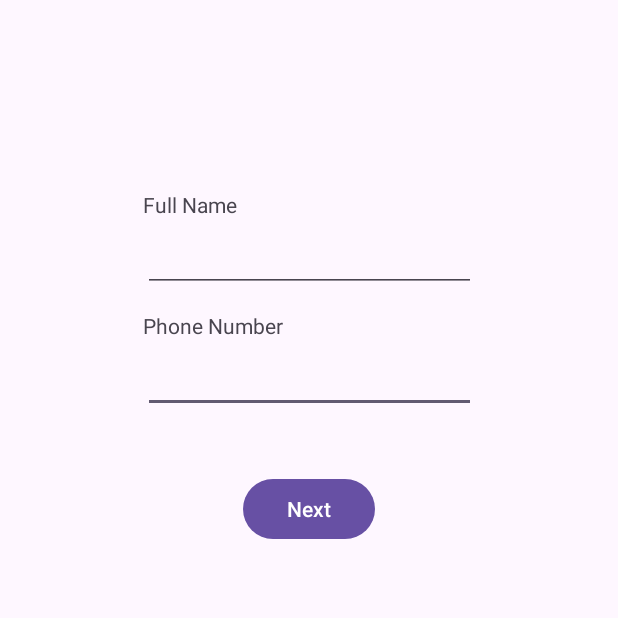
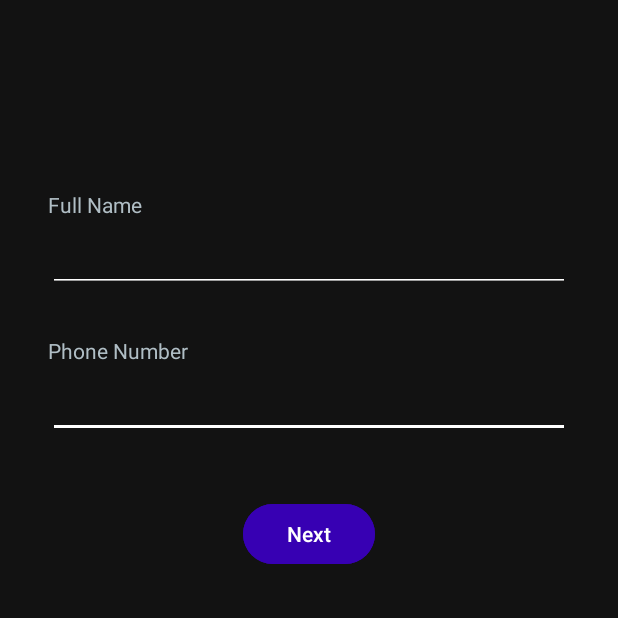
Before and after one commit to Gor397/TransformingParking, an Android app: the screen it shows after launch (SignInActivity), on a phone screen of 412 x 824 dp, the top half of it. Run offline under Robolectric (Android 15) with nearby library versions, the phone set to English and light mode, and no system bars; our stand-ins replace Firebase (no records; nobody signed in at launch, a user with empty details on screens opened directly).

Commit message:
improved activities and layouts

```diff
--- a/app/src/main/java/com/example/transformingparking/MapActivity.java
+++ b/app/src/main/java/com/example/transformingparking/MapActivity.java
@@ -1,8 +1,10 @@
 package com.example.transformingparking;
 
+import android.content.ActivityNotFoundException;
 import android.content.Intent;
 import android.content.res.Configuration;
 import android.os.Bundle;
+import android.util.Log;
 import android.view.View;
 import android.widget.Button;
 import android.widget.Toast;
@@ -25,6 +27,7 @@ public class MapActivity extends AppCompatActivity {
 
     private ActivityMapBinding binding;
     private FirebaseAuth auth = FirebaseAuth.getInstance();
+    private Button testBtn;
 
     @Override
     protected void onCreate(Bundle savedInstanceState) {
@@ -40,6 +43,8 @@ public class MapActivity extends AppCompatActivity {
         NavController navController = Navigation.findNavController(this, R.id.nav_host_fragment_activity_map);
 //        NavigationUI.setupActionBarWithNavController(this, navController, appBarConfiguration);
         NavigationUI.setupWithNavController(binding.navView, navController);
+
+        testBtn = findViewById(R.id.test_pay_btn);
     }
 
     @Override
--- a/app/src/main/java/com/example/transformingparking/SignInActivity.java
+++ b/app/src/main/java/com/example/transformingparking/SignInActivity.java
@@ -1,39 +1,41 @@
 package com.example.transformingparking;
 
+import android.annotation.SuppressLint;
+import android.app.ProgressDialog;
 import android.content.Intent;
 import android.os.Bundle;
-import android.util.Log;
 import android.view.View;
 import android.widget.Button;
 import android.widget.EditText;
+import android.widget.ProgressBar;
+import android.widget.TextView;
 import android.widget.Toast;
 
 import androidx.annotation.NonNull;
 import androidx.appcompat.app.AppCompatActivity;
 
 import com.google.android.gms.tasks.OnCompleteListener;
-import com.google.android.gms.tasks.OnFailureListener;
 import com.google.android.gms.tasks.Task;
 import com.google.firebase.FirebaseException;
 import com.google.firebase.auth.FirebaseAuth;
-import com.google.firebase.auth.FirebaseAuthInvalidCredentialsException;
 import com.google.firebase.auth.FirebaseUser;
 import com.google.firebase.auth.PhoneAuthCredential;
 import com.google.firebase.auth.PhoneAuthProvider;
-import com.google.firebase.firestore.CollectionReference;
 import com.google.firebase.firestore.DocumentReference;
 import com.google.firebase.firestore.FirebaseFirestore;
 
 import java.util.HashMap;
 import java.util.Map;
-import java.util.Objects;
 import java.util.concurrent.TimeUnit;
 
 public class SignInActivity extends AppCompatActivity {
 
     private EditText phoneNumberEditText;
     private EditText fullNameEditText;
+    private TextView name_err_message;
+    private TextView phone_err_message;
     private Button signInButton;
+    private ProgressDialog progressDialog;
 
     private FirebaseAuth mAuth;
     private FirebaseFirestore db = FirebaseFirestore.getInstance();
@@ -44,9 +46,12 @@ public class SignInActivity extends AppCompatActivity {
         super.onCreate(savedInstanceState);
         setContentView(R.layout.activity_sign_in);
 
-        fullNameEditText = findViewById(R.id.editTextTextName);
-        phoneNumberEditText = findViewById(R.id.editTextPhone);
+        fullNameEditText = findViewById(R.id.editTextFullName);
+        phoneNumberEditText = findViewById(R.id.editTextPhoneNumber);
         signInButton = findViewById(R.id.button);
+        progressDialog = new ProgressDialog(SignInActivity.this);
+        name_err_message = findViewById(R.id.name_err_message);
+        phone_err_message = findViewById(R.id.phone_err_message);
 
         mAuth = FirebaseAuth.getInstance();
 
@@ -54,13 +59,29 @@ public class SignInActivity extends AppCompatActivity {
             @Override
             public void onClick(View view) {
                 String phoneNumber = phoneNumberEditText.getText().toString().trim();
-                if (!phoneNumber.isEmpty()) {
+                if (!phoneNumber.isEmpty() && checkUserName()) {
+                    progressDialog.setMessage("Loading...");
+                    progressDialog.setCancelable(false);
+                    progressDialog.show();
                     sendVerificationCode(phoneNumber);
                 } else {
                     Toast.makeText(SignInActivity.this, "Please enter a phone number", Toast.LENGTH_SHORT).show();
                 }
             }
         });
+    }
+
+    private boolean checkUserName() {
+        name_err_message.clearComposingText();
+        String name = fullNameEditText.getText().toString();
+        for (int i = 0; i < name.length(); i++) {
+            char ch = name.charAt(i);
+            if (!Character.isLetter(ch)) {
+                name_err_message.setText(R.string.this_field_should_contain_only_letters);
+                return false;
+            }
+        }
+        return true;
     }
 
     private void sendVerificationCode(String phoneNumber) {
@@ -77,6 +98,7 @@ public class SignInActivity extends AppCompatActivity {
 
                     @Override
                     public void onVerificationFailed(@NonNull FirebaseException e) {
+                        progressDialog.cancel();
                         Toast.makeText(SignInActivity.this, "Verification Failed: " + e.getMessage(), Toast.LENGTH_SHORT).show();
                     }
 
--- a/app/src/main/java/com/example/transformingparking/ui/home/HomeFragment.java
+++ b/app/src/main/java/com/example/transformingparking/ui/home/HomeFragment.java
@@ -168,10 +168,10 @@ public class HomeFragment extends Fragment implements OnMapReadyCallback, Google
                                 case MODIFIED:
                                     DocumentSnapshot addedDoc = snapshot.getDocument();
                                     String id = addedDoc.getId();
-                                    String status = addedDoc.get("status").toString();
+                                    int status = Integer.parseInt(String.valueOf(addedDoc.get("status")));
                                     Log.d(TAG, "onEvent: " + status);
 
-                                    if (status.equals(Integer.toString(constants.FREE))) {
+                                    if (status == constants.FREE) {
                                         Map<String, Double> latlng = (Map<String, Double>) addedDoc.get("latlng");
                                         assert latlng != null;
                                         Double latitude = latlng.get("latitude");
--- a/app/src/main/java/com/example/transformingparking/ui/myProfile/ParkingAdapter.java
+++ b/app/src/main/java/com/example/transformingparking/ui/myProfile/ParkingAdapter.java
@@ -19,6 +19,7 @@ import com.google.android.gms.tasks.OnSuccessListener;
 import com.google.firebase.storage.FirebaseStorage;
 import com.google.firebase.storage.StorageReference;
 
+import java.text.MessageFormat;
 import java.util.List;
 import java.util.Map;
 import java.util.Objects;
@@ -76,11 +77,10 @@ public class ParkingAdapter extends RecyclerView.Adapter<ParkingAdapter.ViewHold
     }
 
     // Replace the contents of a view (invoked by the layout manager)
-    @SuppressLint("SetTextI18n")
     @Override
     public void onBindViewHolder(ViewHolder viewHolder, final int position) {
         viewHolder.getTextView()
-                .setText(Objects.requireNonNull(localDataSet.get(position).get("price")).toString() + " dram per hour");
+                .setText(MessageFormat.format("{0}{1}", Objects.requireNonNull(localDataSet.get(position).get("price")).toString(), R.string.dram_per_hour));
         viewHolder.getDescriptionTextView().setText(Objects.requireNonNull(localDataSet.get(position).get("additional_info")).toString());
         StorageReference imageRef = storageReference.child("parking_pics").child((String) Objects.requireNonNull(localDataSet.get(position).get("id")));
 
--- /dev/null
+++ b/app/src/main/res/drawable/searchview_background.xml
@@ -0,0 +1,6 @@
+<?xml version="1.0" encoding="utf-8"?>
+<shape xmlns:android="http://schemas.android.com/apk/res/android">
+    <solid android:color="#FFFFFF"/> <!-- White background for the search box -->
+    <stroke android:width="2dp" android:color="#4CAF50"/> <!-- Green border color -->
+    <corners android:radius="8dp"/> <!-- Circular corners -->
+</shape>
--- a/app/src/main/res/layout/activity_sign_in.xml
+++ b/app/src/main/res/layout/activity_sign_in.xml
@@ -4,6 +4,7 @@
     xmlns:tools="http://schemas.android.com/tools"
     android:layout_width="match_parent"
     android:layout_height="match_parent"
+    android:background="#121212"
     tools:context=".SignInActivity">
 
     <Button
@@ -11,21 +12,63 @@
         android:layout_width="wrap_content"
         android:layout_height="wrap_content"
         android:layout_marginTop="40dp"
+        android:backgroundTint="#3700B3"
         android:text="Next"
+        android:textColor="#FFFFFF"
         app:layout_constraintEnd_toEndOf="parent"
         app:layout_constraintStart_toStartOf="parent"
-        app:layout_constraintTop_toBottomOf="@+id/editTextPhone" />
+        app:layout_constraintTop_toBottomOf="@+id/editTextPhoneNumber" />
 
     <EditText
-        android:id="@+id/editTextPhone"
-        android:layout_width="222dp"
+        android:id="@+id/editTextPhoneNumber"
+        android:layout_width="0dp"
         android:layout_height="wrap_content"
-        android:layout_marginTop="35dp"
+        android:layout_marginStart="32dp"
+        android:layout_marginTop="52dp"
+        android:layout_marginEnd="32dp"
+        android:backgroundTint="#FFFFFF"
         android:ems="10"
         android:inputType="phone"
+        android:textColor="#FFFFFF"
+        app:layout_constraintEnd_toEndOf="parent"
+        app:layout_constraintHorizontal_bias="0.0"
+        app:layout_constraintStart_toStartOf="parent"
+        app:layout_constraintTop_toBottomOf="@+id/editTextFullName" />
+
+    <TextView
+        android:id="@+id/textView7"
+        android:layout_width="wrap_content"
+        android:layout_height="wrap_content"
+        android:layout_marginBottom="3dp"
+        android:text="Phone Number"
+        android:textColor="#B0BEC5"
+        app:layout_constraintBottom_toTopOf="@+id/editTextPhoneNumber"
+        app:layout_constraintStart_toStartOf="@+id/editTextPhoneNumber" />
+
+    <EditText
+        android:id="@+id/editTextFullName"
+        android:layout_width="0dp"
+        android:layout_height="wrap_content"
+        android:layout_marginStart="32dp"
+        android:layout_marginTop="30dp"
+        android:layout_marginEnd="32dp"
+        android:backgroundTint="#FFFFFF"
+        android:ems="10"
+        android:inputType="text"
+        android:textColor="#FFFFFF"
         app:layout_constraintEnd_toEndOf="parent"
         app:layout_constraintStart_toStartOf="parent"
-        app:layout_constraintTop_toBottomOf="@+id/editTextTextName" />
+        app:layout_constraintTop_toBottomOf="@+id/textView2" />
+
+    <TextView
+        android:id="@+id/textView6"
+        android:layout_width="wrap_content"
+        android:layout_height="wrap_content"
+        android:layout_marginBottom="3dp"
+        android:text="Full Name"
+        android:textColor="#B0BEC5"
+        app:layout_constraintBottom_toTopOf="@+id/editTextFullName"
+        app:layout_constraintStart_toStartOf="@+id/editTextFullName" />
 
     <TextView
         android:id="@+id/textView2"
@@ -37,31 +80,22 @@
         app:layout_constraintStart_toStartOf="parent"
         app:layout_constraintTop_toTopOf="parent" />
 
-    <EditText
-        android:id="@+id/editTextTextName"
-        android:layout_width="222dp"
+    <TextView
+        android:id="@+id/name_err_message"
+        android:layout_width="wrap_content"
         android:layout_height="wrap_content"
-        android:layout_marginTop="30dp"
-        android:ems="10"
-        android:inputType="text"
-        app:layout_constraintStart_toStartOf="@+id/editTextPhone"
-        app:layout_constraintTop_toBottomOf="@+id/textView2" />
+        android:layout_marginTop="5dp"
+        android:textColor="@color/quantum_googred"
+        app:layout_constraintStart_toStartOf="@+id/editTextFullName"
+        app:layout_constraintTop_toBottomOf="@+id/editTextFullName" />
 
     <TextView
-        android:id="@+id/textView6"
+        android:id="@+id/phone_err_message"
         android:layout_width="wrap_content"
         android:layout_height="wrap_content"
-        android:layout_marginBottom="3dp"
-        android:text="Full Name"
-        app:layout_constraintBottom_toTopOf="@+id/editTextTextName"
-        app:layout_constraintStart_toStartOf="@+id/editTextTextName" />
+        android:layout_marginTop="5dp"
+        android:textColor="@color/quantum_googred"
+        app:layout_constraintStart_toStartOf="@+id/editTextPhoneNumber"
+        app:layout_constraintTop_toBottomOf="@+id/editTextPhoneNumber" />
 
-    <TextView
-        android:id="@+id/textView7"
-        android:layout_width="wrap_content"
-        android:layout_height="wrap_content"
-        android:layout_marginBottom="3dp"
-        android:text="Phone Number"
-        app:layout_constraintBottom_toTopOf="@+id/editTextPhone"
-        app:layout_constraintStart_toStartOf="@+id/editTextPhone" />
 </androidx.constraintlayout.widget.ConstraintLayout>
--- a/app/src/main/res/layout/choose_location.xml
+++ b/app/src/main/res/layout/choose_location.xml
@@ -12,7 +12,7 @@
         android:layout_width="match_parent"
         android:layout_height="wrap_content"
         android:layout_margin="10dp"
-        android:background="#BFBFBF"
+        android:background="@drawable/searchview_background"
         android:elevation="5dp"
         app:iconifiedByDefault="false"
         app:layout_constraintEnd_toEndOf="parent"
@@ -56,6 +56,7 @@
         android:layout_marginBottom="16dp"
         android:text="@string/next"
         app:layout_constraintBottom_toBottomOf="parent"
-        app:layout_constraintEnd_toEndOf="parent" />
+        app:layout_constraintEnd_toEndOf="parent"
+        android:enabled="false"/>
 
 </androidx.constraintlayout.widget.ConstraintLayout>
--- a/app/src/main/res/values/strings.xml
+++ b/app/src/main/res/values/strings.xml
@@ -52,4 +52,10 @@
     <string name="payments_show_name" translatable="false">Successfully received payment data for
         %s!
     </string>
+    <string name="price_with2points">"Price: "</string>
+    <string name="dram_per_hour">" dram per hour"</string>
+    <string name="google_maps_app_is_not_installed">Google Maps app is not installed</string>
+    <string name="invalid_verification_code">Invalid Verification Code</string>
+    <string name="authentication_failed">"Authentication failed: "</string>
+    <string name="this_field_should_contain_only_letters">This field should contain only letters</string>
 </resources>
--- a/build.gradle.kts
+++ b/build.gradle.kts
@@ -10,5 +10,5 @@ buildscript {
 
 // Top-level build file where you can add configuration options common to all sub-projects/modules.
 plugins {
-    id("com.android.application") version "8.2.2" apply false
+    id("com.android.application") version "8.3.0" apply false
 }
```
Also changed, not shown: app/src/main/java/com/example/transformingparking/AddParkingActivity.java (+9 -2 lines), app/src/main/java/com/example/transformingparking/BookingActivity.java (+3 -5 lines), app/src/main/java/com/example/transformingparking/VerifyCodeActivity.java (+13 -3 lines), app/src/main/res/layout/activity_map.xml (+8 -0 lines), app/src/main/res/layout/activity_verify_code.xml (+27 -12 lines), app/src/main/res/drawable/profile_pic.jpg (deleted), app/src/main/res/drawable/profile_pic.png (added), gradle/wrapper/gradle-wrapper.properties.
